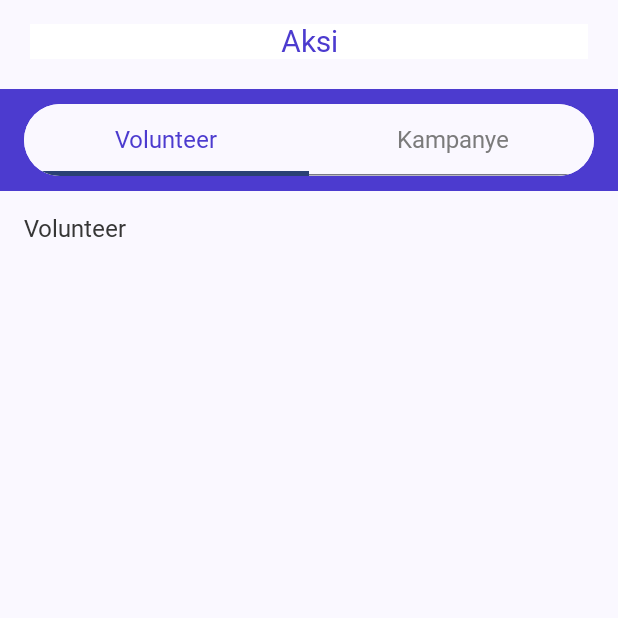
After one commit to zakkimuzakki25/Tolong.in-Project-PAPB, an Android app built with Jetpack Compose: the composable AksiScreen shown on its own in the app's theme, on a phone screen of 412 x 824 dp, the top half of it. The commit adds this screen. Run offline under Robolectric (Android 15) with nearby library versions, the phone set to English and light mode, and no system bars; our stand-ins replace Firebase (no records; nobody signed in at launch, a user with empty details on screens opened directly), livedata-compose; Roboto replaces fonts that are not available here; 2 statements that could not run were skipped.

Commit message:
list Volunteer Done

```diff
--- a/app/build.gradle.kts
+++ b/app/build.gradle.kts
@@ -67,6 +67,7 @@ dependencies {
     implementation(libs.androidx.navigation.compose)
     implementation(libs.firebase.auth.ktx)
     implementation(libs.firebase.firestore.ktx)
+    implementation(libs.androidx.runtime.livedata)
     testImplementation(libs.junit)
     androidTestImplementation(libs.androidx.junit)
     androidTestImplementation(libs.androidx.espresso.core)
--- a/app/src/main/AndroidManifest.xml
+++ b/app/src/main/AndroidManifest.xml
@@ -18,6 +18,12 @@
         android:supportsRtl="true"
         android:theme="@style/Theme.TolonginProjectPAPB"
         tools:targetApi="31">
+        <activity
+            android:name=".activities.ProfileActivity"
+            android:exported="false" />
+        <activity
+            android:name=".activities.AksiActivity"
+            android:exported="false" />
         <activity
             android:name=".activities.CameraActivity"
             android:exported="false" />
--- a/app/src/main/java/com/papb/tolonginprojectpapb/activities/KampanyeActivity.kt
+++ b/app/src/main/java/com/papb/tolonginprojectpapb/activities/ProfileActivity.kt
@@ -7,11 +7,11 @@ import androidx.core.view.ViewCompat
 import androidx.core.view.WindowInsetsCompat
 import com.papb.tolonginprojectpapb.R
 
-class KampanyeActivity : AppCompatActivity() {
+class ProfileActivity : AppCompatActivity() {
     override fun onCreate(savedInstanceState: Bundle?) {
         super.onCreate(savedInstanceState)
         enableEdgeToEdge()
-        setContentView(R.layout.activity_kampanye)
+        setContentView(R.layout.activity_profile)
         ViewCompat.setOnApplyWindowInsetsListener(findViewById(R.id.main)) { v, insets ->
             val systemBars = insets.getInsets(WindowInsetsCompat.Type.systemBars())
             v.setPadding(systemBars.left, systemBars.top, systemBars.right, systemBars.bottom)
--- a/app/src/main/java/com/papb/tolonginprojectpapb/ui/components/buttons/PrimerButton.kt
+++ b/app/src/main/java/com/papb/tolonginprojectpapb/ui/components/buttons/PrimerButton.kt
@@ -32,7 +32,7 @@ fun PrimerButton(
         ),
         shape = RoundedCornerShape(50),
         modifier = Modifier
-            .size(height = 36.dp, width = size.width.dp)
+            .size(height = 34.dp, width = size.width.dp)
     ) {
         Text(
             text = text,
--- a/app/src/main/java/com/papb/tolonginprojectpapb/ui/components/buttons/SecondaryButton.kt
+++ b/app/src/main/java/com/papb/tolonginprojectpapb/ui/components/buttons/SecondaryButton.kt
@@ -33,7 +33,7 @@ fun SecondaryButton(
         border = if (isActive) BorderStroke(2.dp, Primary500) else BorderStroke(2.dp, Based100),
         shape = RoundedCornerShape(50),
         modifier = Modifier
-            .size(height = 36.dp, width = size.width.dp)
+            .size(height = 34.dp, width = size.width.dp)
     ) {
         Text(
             text = text,
--- /dev/null
+++ b/app/src/main/java/com/papb/tolonginprojectpapb/ui/components/navigation/TabRowAksi.kt
@@ -0,0 +1,81 @@
+package com.papb.tolonginprojectpapb.ui.components.navigation
+
+import androidx.compose.foundation.background
+import androidx.compose.foundation.layout.Box
+import androidx.compose.foundation.layout.Column
+import androidx.compose.foundation.layout.fillMaxWidth
+import androidx.compose.foundation.layout.height
+import androidx.compose.foundation.layout.offset
+import androidx.compose.foundation.layout.padding
+import androidx.compose.foundation.layout.width
+import androidx.compose.foundation.shape.RoundedCornerShape
+import androidx.compose.material3.Tab
+import androidx.compose.material3.TabRow
+import androidx.compose.material3.Text
+import androidx.compose.runtime.Composable
+import androidx.compose.ui.Modifier
+import androidx.compose.ui.draw.clip
+import androidx.compose.ui.graphics.Color
+import androidx.compose.ui.unit.dp
+import androidx.compose.ui.unit.sp
+import com.papb.tolonginprojectpapb.ui.theme.Neutral200
+import com.papb.tolonginprojectpapb.ui.theme.Neutral300
+import com.papb.tolonginprojectpapb.ui.theme.Primary500
+
+@Composable
+fun TabRowAksi(
+    selectedTabIndex: Int,
+    onTabSelected: (Int) -> Unit,
+) {
+    Column (
+        modifier = Modifier
+            .fillMaxWidth()
+            .background(Primary500)
+            .padding(horizontal = 16.dp, vertical = 10.dp),
+    ) {
+        TabRow(
+            selectedTabIndex = selectedTabIndex,
+            modifier = Modifier
+                .fillMaxWidth()
+                .clip(RoundedCornerShape(50))
+                .background(Color.White)
+                .padding(0.dp),
+//            containerColor = Color.White,
+//            indicator = {
+//                tabPositions ->
+//                Box(
+//                    modifier = Modifier
+//                        .padding(5.dp)
+//                        .offset(tabPositions[selectedTabIndex].left, 0.dp)
+//                        .width(56.dp)
+//                        .height(48.dp)
+//                        .background(Primary500, RoundedCornerShape(50))
+//                )
+//            }
+        ) {
+            // Tab Volunteer
+            Tab(
+                selected = selectedTabIndex == 0,
+                onClick = { onTabSelected(0) },
+                text = {
+                    Text("Volunteer", color = if (selectedTabIndex == 0) Primary500 else Neutral300, fontSize = 16.sp)
+                },
+                selectedContentColor = Primary500,
+                unselectedContentColor = Neutral300,
+                modifier = Modifier.clip(RoundedCornerShape(50))
+            )
+
+            // Tab Kampanye
+            Tab(
+                selected = selectedTabIndex == 1,
+                onClick = { onTabSelected(1) },
+                text = {
+                    Text("Kampanye", color = if (selectedTabIndex == 1) Primary500 else Neutral300, fontSize = 16.sp)
+                },
+                selectedContentColor = Primary500,
+                unselectedContentColor = Neutral300,
+                modifier = Modifier.clip(RoundedCornerShape(50))
+            )
+        }
+    }
+}
--- /dev/null
+++ b/app/src/main/java/com/papb/tolonginprojectpapb/ui/screens/AksiScreen.kt
@@ -0,0 +1,62 @@
+package com.papb.tolonginprojectpapb.ui.screens
+
+import androidx.compose.foundation.layout.Column
+import androidx.compose.foundation.layout.Spacer
+import androidx.compose.foundation.layout.fillMaxSize
+import androidx.compose.foundation.layout.height
+import androidx.compose.foundation.layout.padding
+import androidx.compose.material3.Scaffold
+import androidx.compose.material3.Text
+import androidx.compose.runtime.Composable
+import androidx.compose.runtime.getValue
+import androidx.compose.runtime.livedata.observeAsState
+import androidx.compose.runtime.mutableStateOf
+import androidx.compose.runtime.remember
+import androidx.compose.runtime.setValue
+import androidx.compose.ui.Modifier
+import androidx.compose.ui.unit.dp
+import androidx.lifecycle.viewmodel.compose.viewModel
+import androidx.navigation.compose.rememberNavController
+import com.papb.tolonginprojectpapb.ui.components.headers.NonBackHeader
+import com.papb.tolonginprojectpapb.ui.components.navigation.BottomBar
+import com.papb.tolonginprojectpapb.ui.components.navigation.TabRowAksi
+import com.papb.tolonginprojectpapb.viewmodel.AksiViewModel
+
+@Composable
+fun AksiScreen(viewModel: AksiViewModel = viewModel()) {
+    // Mengamati LiveData dari ViewModel
+    val volunteerList = viewModel.volunteerList.observeAsState(emptyList())
+    val isLoading = viewModel.isLoading.observeAsState(true)
+    val errorMessage = viewModel.errorMessage.observeAsState(null)
+
+    var selectedTabIndex by remember { mutableStateOf(0) }
+
+    Column(
+        modifier = Modifier
+            .fillMaxSize()
+    ) {
+        NonBackHeader("Aksi")
+
+        TabRowAksi(
+            selectedTabIndex = selectedTabIndex,
+            onTabSelected = { selectedTabIndex = it }
+        )
+
+        Spacer(modifier = Modifier.height(16.dp))
+
+        when {
+            isLoading.value -> {
+                Text("Loading...", Modifier.padding(16.dp))
+            }
+            errorMessage.value != null -> {
+                Text("Error: ${errorMessage.value}", Modifier.padding(16.dp))
+            }
+            selectedTabIndex == 0 -> {
+                VolunteerScreen(openVolunteerList = volunteerList.value)
+            }
+            else -> {
+                // KampanyeScreen() jika tersedia
+            }
+        }
+    }
+}
--- a/app/src/main/java/com/papb/tolonginprojectpapb/ui/screens/SplashScreen.kt
+++ /dev/null
@@ -1 +0,0 @@
-package com.papb.tolonginprojectpapb.ui.screens
--- a/app/src/main/java/com/papb/tolonginprojectpapb/ui/screens/VolunteerScreen.kt
+++ b/app/src/main/java/com/papb/tolonginprojectpapb/ui/screens/VolunteerScreen.kt
@@ -1 +1,46 @@
 package com.papb.tolonginprojectpapb.ui.screens
+
+import android.content.Intent
+import androidx.compose.foundation.layout.Column
+import androidx.compose.foundation.layout.Spacer
+import androidx.compose.foundation.layout.fillMaxWidth
+import androidx.compose.foundation.layout.height
+import androidx.compose.foundation.layout.padding
+import androidx.compose.foundation.lazy.LazyColumn
+import androidx.compose.foundation.lazy.items
+import androidx.compose.material3.Tab
+import androidx.compose.material3.TabRow
+import androidx.compose.material3.Text
+import androidx.compose.runtime.Composable
+import androidx.compose.ui.Modifier
+import androidx.compose.ui.graphics.Color
+import androidx.compose.ui.platform.LocalContext
+import androidx.compose.ui.unit.dp
+import androidx.compose.ui.unit.sp
+import com.papb.tolonginprojectpapb.entities.OpenVolunteer
+import com.papb.tolonginprojectpapb.ui.components.cards.OpenVolunteerCard
+import com.papb.tolonginprojectpapb.ui.theme.Neutral200
+import com.papb.tolonginprojectpapb.ui.theme.Neutral500
+import com.papb.tolonginprojectpapb.ui.theme.Primary500
+import com.papb.tolonginprojectpapb.ui.theme.SetTypography
+
+@Composable
+fun VolunteerScreen(openVolunteerList: List<OpenVolunteer>) {
+    Column(
+        modifier = Modifier.padding(horizontal = 16.dp)
+    ){
+        val context = LocalContext.current
+
+        Text(
+            text = "Volunteer",
+            style = SetTypography.labelLarge,
+            color = Neutral500,
+        )
+        Spacer(modifier = Modifier.height(8.dp))
+        LazyColumn {
+            items(openVolunteerList) { openVolunteer ->
+                OpenVolunteerCard(volunteer = openVolunteer)
+            }
+        }
+    }
+}
--- a/app/src/main/java/com/papb/tolonginprojectpapb/ui/theme/Type.kt
+++ b/app/src/main/java/com/papb/tolonginprojectpapb/ui/theme/Type.kt
@@ -134,7 +134,7 @@ val SetTypography = Typography(
         fontFamily = MaisonNeue,
         fontWeight = FontWeight.SemiBold,
         fontSize = 12.sp,
-        lineHeight = 21.sp,
+        lineHeight = 12.sp,
         letterSpacing = 0.sp
     )
 )
--- /dev/null
+++ b/app/src/main/java/com/papb/tolonginprojectpapb/viewmodel/AksiViewModel.kt
@@ -0,0 +1,40 @@
+package com.papb.tolonginprojectpapb.viewmodel
+
+import androidx.lifecycle.LiveData
+import androidx.lifecycle.MutableLiveData
+import androidx.lifecycle.ViewModel
+import com.google.firebase.firestore.FirebaseFirestore
+import com.papb.tolonginprojectpapb.entities.OpenVolunteer
+
+class AksiViewModel : ViewModel() {
+
+    private val _volunteerList = MutableLiveData<List<OpenVolunteer>>()
+    val volunteerList: LiveData<List<OpenVolunteer>> = _volunteerList
+
+    private val _isLoading = MutableLiveData<Boolean>()
+    val isLoading: LiveData<Boolean> = _isLoading
+
+    private val _errorMessage = MutableLiveData<String?>()
+    val errorMessage: LiveData<String?> = _errorMessage
+
+    init {
+        fetchVolunteers()
+    }
+
+    private fun fetchVolunteers() {
+        _isLoading.value = true
+        val db = FirebaseFirestore.getInstance()
+        db.collection("open_volunteer").get()
+            .addOnSuccessListener { result ->
+                val volunteers = result.map { document ->
+                    document.toObject(OpenVolunteer::class.java)
+                }
+                _volunteerList.value = volunteers
+                _isLoading.value = false
+            }
+            .addOnFailureListener { exception ->
+                _errorMessage.value = exception.message
+                _isLoading.value = false
+            }
+    }
+}
--- a/gradle/libs.versions.toml
+++ b/gradle/libs.versions.toml
@@ -16,6 +16,7 @@ constraintlayout = "2.2.0"
 navigationCompose = "2.8.4"
 firebaseAuthKtx = "23.1.0"
 firebaseFirestoreKtx = "25.1.1"
+runtimeLivedata = "1.7.5"
 
 [libraries]
 androidx-core-ktx = { group = "androidx.core", name = "core-ktx", version.ref = "coreKtx" }
@@ -40,6 +41,7 @@ androidx-constraintlayout = { group = "androidx.constraintlayout", name = "const
 androidx-navigation-compose = { group = "androidx.navigation", name = "navigation-compose", version.ref = "navigationCompose" }
 firebase-auth-ktx = { group = "com.google.firebase", name = "firebase-auth-ktx", version.ref = "firebaseAuthKtx" }
 firebase-firestore-ktx = { group = "com.google.firebase", name = "firebase-firestore-ktx", version.ref = "firebaseFirestoreKtx" }
+androidx-runtime-livedata = { group = "androidx.compose.runtime", name = "runtime-livedata", version.ref = "runtimeLivedata" }
 
 [plugins]
 android-application = { id = "com.android.application", version.ref = "agp" }
```
Also changed, not shown: app/src/main/java/com/papb/tolonginprojectpapb/MainActivity.kt (+19 -19 lines), app/src/main/java/com/papb/tolonginprojectpapb/activities/AksiActivity.kt (added, +40 -0 lines), app/src/main/java/com/papb/tolonginprojectpapb/entities/OpenVolunteer.kt (+16 -1 lines), app/src/main/java/com/papb/tolonginprojectpapb/ui/components/cards/OpenVolunteerCard.kt (added, +96 -0 lines), app/src/main/java/com/papb/tolonginprojectpapb/ui/components/navigation/BottomBar.kt (+17 -15 lines), app/src/main/java/com/papb/tolonginprojectpapb/ui/navigation/AppNavHost.kt (+13 -39 lines), app/src/main/res/layout/activity_profile.xml (added, +10 -0 lines), app/src/main/res/layout/activity_volunteer.xml (added, +10 -0 lines).
